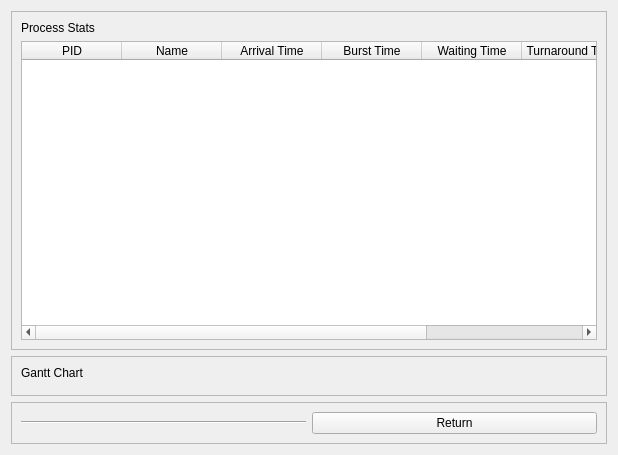
Old version of the form src/gui/PyQtUI/runAtOnceSceneUI.ui in the repository ashmod/Chronos.
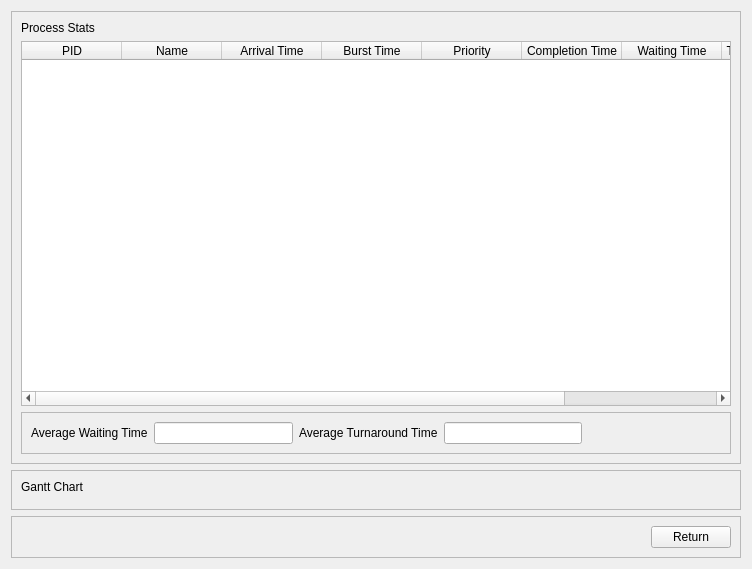
New version of the form.

The edit to the form file:
```diff
--- a/src/gui/PyQtUI/runAtOnceSceneUI.ui
+++ b/src/gui/PyQtUI/runAtOnceSceneUI.ui
@@ -6,8 +6,8 @@
    <rect>
     <x>0</x>
     <y>0</y>
-    <width>618</width>
-    <height>455</height>
+    <width>752</width>
+    <height>569</height>
    </rect>
   </property>
   <property name="windowTitle">
@@ -48,16 +48,26 @@
           <string>Name</string>
          </property>
         </column>
-        <column> 
+        <column>
          <property name="text">
           <string>Arrival Time</string>
          </property>
         </column>
-        <column> 
+        <column>
          <property name="text">
           <string>Burst Time</string>
          </property>
         </column>
+        <column>
+         <property name="text">
+          <string>Priority</string>
+         </property>
+        </column>
+        <column>
+         <property name="text">
+          <string>Completion Time</string>
+         </property>
+        </column>
         <column>
          <property name="text">
           <string>Waiting Time</string>
@@ -75,6 +85,59 @@
         </column>
        </widget>
       </item>
+      <item>
+       <widget class="QFrame" name="frame_4">
+        <property name="frameShape">
+         <enum>QFrame::StyledPanel</enum>
+        </property>
+        <property name="frameShadow">
+         <enum>QFrame::Raised</enum>
+        </property>
+        <layout class="QHBoxLayout" name="horizontalLayout">
+         <item>
+          <widget class="QLabel" name="label_4">
+           <property name="text">
+            <string>Average Waiting Time</string>
+           </property>
+          </widget>
+         </item>
+         <item>
+          <widget class="QLineEdit" name="averageWaitingTimeTextBox">
+           <property name="readOnly">
+            <bool>true</bool>
+           </property>
+          </widget>
+         </item>
+         <item>
+          <widget class="QLabel" name="label_5">
+           <property name="text">
+            <string>Average Turnaround Time</string>
+           </property>
+          </widget>
+         </item>
+         <item>
+          <widget class="QLineEdit" name="averageTurnaroundTimeTextBox">
+           <property name="readOnly">
+            <bool>true</bool>
+           </property>
+          </widget>
+         </item>
+         <item>
+          <spacer name="horizontalSpacer_2">
+           <property name="orientation">
+            <enum>Qt::Horizontal</enum>
+           </property>
+           <property name="sizeHint" stdset="0">
+            <size>
+             <width>40</width>
+             <height>20</height>
+            </size>
+           </property>
+          </spacer>
+         </item>
+        </layout>
+       </widget>
+      </item>
      </layout>
     </widget>
    </item>
@@ -117,11 +180,17 @@
      </property>
      <layout class="QHBoxLayout" name="horizontalLayout_2">
       <item>
-       <widget class="Line" name="line">
+       <spacer name="horizontalSpacer">
         <property name="orientation">
          <enum>Qt::Horizontal</enum>
         </property>
-       </widget>
+        <property name="sizeHint" stdset="0">
+         <size>
+          <width>40</width>
+          <height>20</height>
+         </size>
+        </property>
+       </spacer>
       </item>
       <item>
        <widget class="QPushButton" name="returnToInputSceneButton">
```
